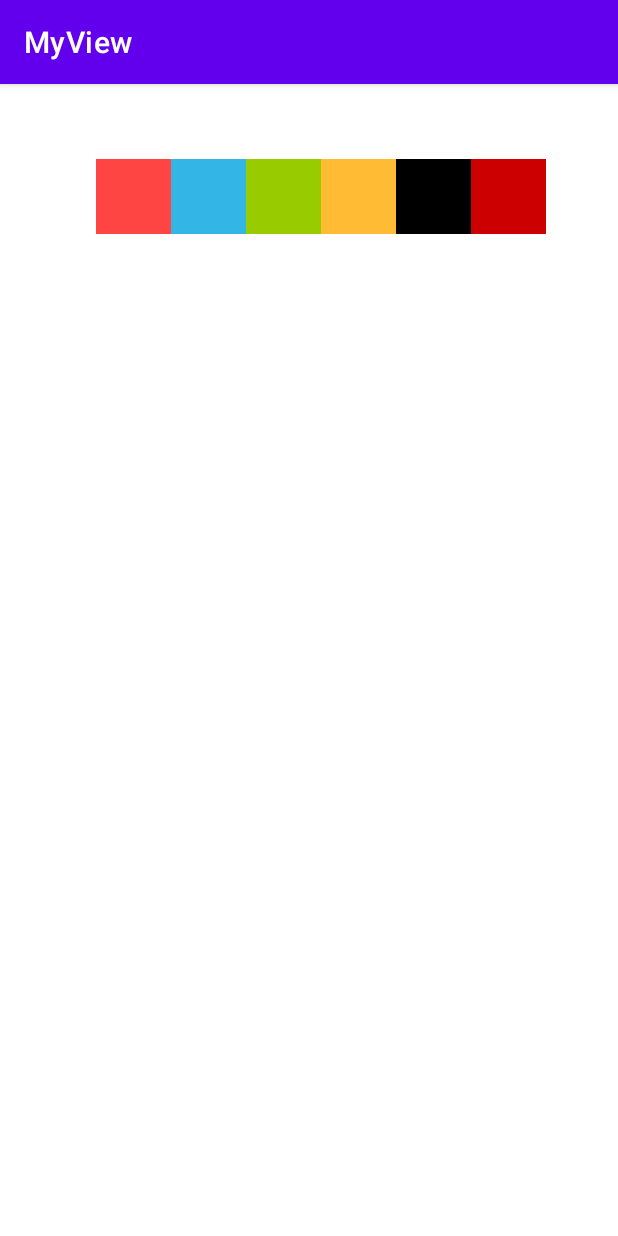
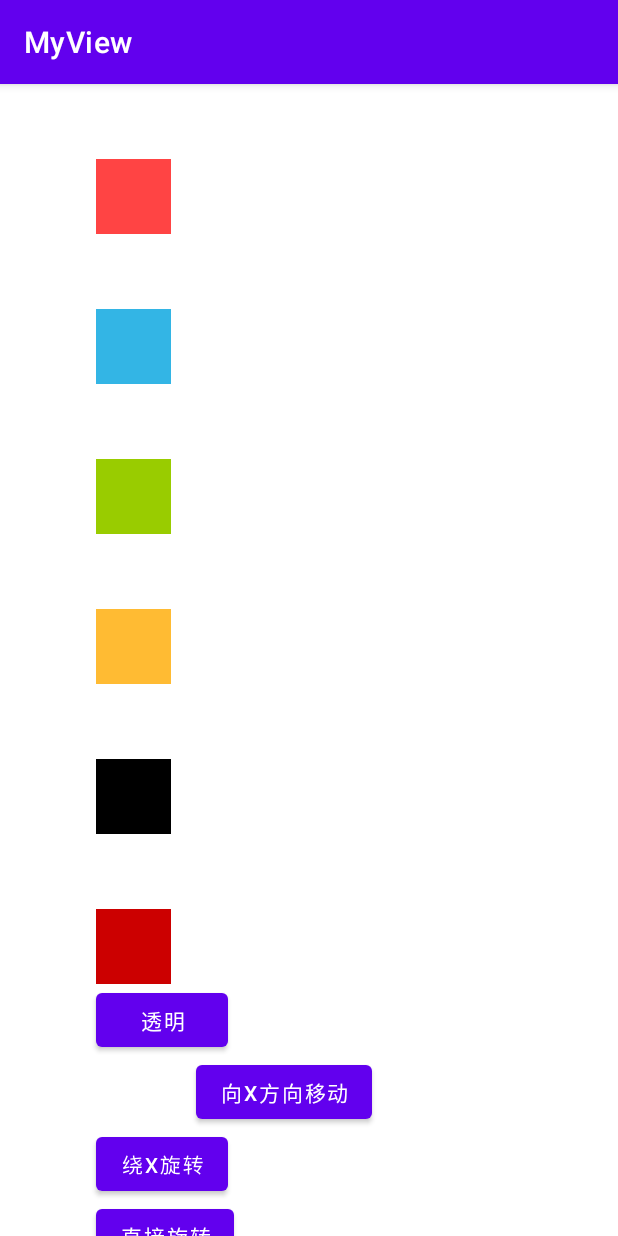
Before and after one commit to Flymetwothemoon/MyView, an Android app: the screen it shows after launch (MainActivity), on a phone screen of 412 x 824 dp. Run offline under Robolectric (Android 15) with nearby library versions, the phone set to English and light mode, and no system bars; 1 statement that could not run was skipped.

Commit message:
ObjectAnimator

```diff
--- a/app/src/main/java/com/example/myview/LayoutParams.java
+++ b/app/src/main/java/com/example/myview/LayoutParams.java
@@ -6,6 +6,7 @@ import android.view.MotionEvent;
 import android.view.View;
 import android.view.ViewGroup;
 import android.widget.LinearLayout;
+import android.widget.RelativeLayout;
 
 import androidx.annotation.Nullable;
 
@@ -36,7 +37,7 @@ public class LayoutParams extends View {
                 case MotionEvent.ACTION_MOVE:
                     int offsetX = x - lastX;
                     int offsetY = y - lastY;
-                    LinearLayout.LayoutParams layoutParams= (LinearLayout.LayoutParams) getLayoutParams();
+                   RelativeLayout.LayoutParams layoutParams= (RelativeLayout.LayoutParams) getLayoutParams();
                     layoutParams.leftMargin = getLeft() + offsetX;
                     layoutParams.topMargin = getTop() + offsetY;
                     setLayoutParams(layoutParams);
--- a/app/src/main/java/com/example/myview/MainActivity.java
+++ b/app/src/main/java/com/example/myview/MainActivity.java
@@ -2,12 +2,25 @@ package com.example.myview;
 
 import androidx.appcompat.app.AppCompatActivity;
 
+import android.animation.ObjectAnimator;
+import android.annotation.SuppressLint;
 import android.os.Bundle;
+import android.view.animation.AnimationSet;
 import android.view.animation.AnimationUtils;
+import android.widget.Button;
+
 
 public class MainActivity extends AppCompatActivity {
     private com.example.myview.anime anime;
     private com.example.myview.scroller mScroller;
+    private Button mButton;
+    private Button mButton_1;
+    private Button mButton_2;
+    private Button mButton_4;
+    private Button mButton_3;
+    private Button mButton_5;
+    private Button mButton_6;
+    private Button mButton_7;
     @Override
     protected void onCreate(Bundle savedInstanceState) {
         super.onCreate(savedInstanceState);
@@ -16,9 +29,37 @@ public class MainActivity extends AppCompatActivity {
     }
     private void init(){
         anime = findViewById(R.id.anime);
+        mButton = findViewById(R.id.button_0);
+        mButton_1 = findViewById(R.id.button_1);
+        mButton_2 = findViewById(R.id.button_2);
+        mButton_3 = findViewById(R.id.button_3);
+        mButton_4 = findViewById(R.id.button_4);
+        mButton_5 = findViewById(R.id.button_5);
+        mButton_6 = findViewById(R.id.button_6);
+        mButton_7 = findViewById(R.id.button_7);
         anime.setAnimation(AnimationUtils.loadAnimation(MainActivity.this,R.anim.translate));
-        //ObjectAnimator.ofFloat(anime,"translationX",0,300).setDuration(1000).start();
         mScroller = findViewById(R.id.scroller);
         mScroller.smoothScrollTo(-100,0);
+        android.animation.ObjectAnimator animator = android.animation.ObjectAnimator.ofFloat(mButton,"alpha", 0,1);
+        animator.setDuration(2000);
+        animator.start();
+        android.animation.ObjectAnimator animator1 = android.animation.ObjectAnimator.ofFloat(mButton_1,"translationX",100);
+        animator1.setDuration(20);
+        animator1.start();
+        ObjectAnimator animator2 = ObjectAnimator.ofFloat(mButton_2,"rotationX",180,360);
+        animator2.setDuration(5000);
+        animator2.start();
+        ObjectAnimator animator3 = ObjectAnimator.ofFloat(mButton_3,"rotation",180,360);
+        animator3.setDuration(5000);
+        animator3.start();
+        ObjectAnimator animator4 = ObjectAnimator.ofFloat(mButton_4,"rotationY",180,360);
+        animator4.setDuration(5000);
+        animator4.start();
+        ObjectAnimator animator5 = ObjectAnimator.ofFloat(mButton_5,"scaleX",1);
+        animator5.setDuration(2000);
+        animator5.start();
+        ObjectAnimator animator6 = ObjectAnimator.ofFloat(mButton_6,"scaleX",2);
+        animator6.setDuration(2000);
+        animator6.start();
     }
 }
--- /dev/null
+++ b/app/src/main/java/com/example/myview/ObjectAnimator.java
@@ -0,0 +1,18 @@
+package com.example.myview;
+
+import android.view.View;
+
+public class ObjectAnimator {
+    public ObjectAnimator(View view) {
+        mView = view;
+    }
+
+    public void setWidth(int width){
+        mView.getLayoutParams().width=width;
+        mView.requestLayout();
+    }
+    public int getWidth(){
+        return mView.getLayoutParams().width;
+    }
+    private View mView;
+}
--- a/app/src/main/res/layout/activity_main.xml
+++ b/app/src/main/res/layout/activity_main.xml
@@ -1,36 +1,48 @@
 <?xml version="1.0" encoding="utf-8"?>
-<LinearLayout xmlns:android="http://schemas.android.com/apk/res/android"
+<ScrollView android:layout_width="match_parent"
+    android:layout_height="match_parent"
+    xmlns:tools="http://schemas.android.com/tools"
+    tools:context=".MainActivity"
+    xmlns:android="http://schemas.android.com/apk/res/android">
+<RelativeLayout xmlns:android="http://schemas.android.com/apk/res/android"
     xmlns:app="http://schemas.android.com/apk/res-auto"
     xmlns:tools="http://schemas.android.com/tools"
     android:layout_width="match_parent"
-    android:layout_height="match_parent"
-    tools:context=".MainActivity">
+    android:layout_height="match_parent">
+
 
    <com.example.myview.layout
        android:layout_width="50dp"
        android:layout_marginTop="50dp"
+       android:id="@+id/one"
        android:background="@android:color/holo_red_light"
        android:layout_height="50dp"/>
 <com.example.myview.offsetLeftAndRightoroffsetTopAndBottom
     android:layout_width="50dp"
     android:layout_height="50dp"
     android:layout_marginTop="50dp"
+    android:layout_below="@+id/one"
+    android:id="@+id/two"
     android:background="@android:color/holo_blue_light"/>
    <com.example.myview.LayoutParams
        android:layout_width="50dp"
        android:layout_marginTop="50dp"
+       android:layout_below="@+id/two"
+       android:id="@+id/three"
        android:background="@android:color/holo_green_light"
        android:layout_height="50dp"/>
    <com.example.myview.anime
        android:layout_width="50dp"
        android:layout_marginTop="50dp"
        android:id="@+id/anime"
+       android:layout_below="@+id/three"
        android:background="@android:color/holo_orange_light"
        android:layout_height="50dp"/>
    <com.example.myview.scrollToAndscrollBy
        android:layout_width="50dp"
        android:layout_height="50dp"
-
+        android:id="@+id/four"
+       android:layout_below="@id/anime"
        android:layout_marginTop="50dp"
        android:background="@android:color/primary_text_light"
        />
@@ -39,6 +51,50 @@
       android:layout_height="50dp"
       android:layout_marginTop="50dp"
       android:id="@+id/scroller"
+      android:layout_below="@+id/four"
       android:background="@android:color/holo_red_dark"
       />
-</LinearLayout>
+    <Button
+        android:layout_width="wrap_content"
+        android:layout_height="wrap_content"
+        android:id="@+id/button_0"
+        android:layout_below="@+id/scroller"
+        android:text="透明"/>
+    <Button
+        android:layout_width="wrap_content"
+        android:layout_height="wrap_content"
+        android:id="@+id/button_1"
+        android:layout_below="@+id/button_0"
+        android:text="向x方向移动"/>
+    <Button
+        android:layout_width="wrap_content"
+        android:layout_height="wrap_content"
+        android:id="@+id/button_2"
+        android:layout_below="@+id/button_1"
+        android:text="绕x旋转"/>
+    <Button
+        android:layout_width="wrap_content"
+        android:layout_height="wrap_content"
+        android:id="@+id/button_3"
+        android:layout_below="@id/button_2"
+        android:text="直接旋转"/>
+    <Button
+        android:layout_width="wrap_content"
+        android:layout_height="wrap_content"
+        android:id="@+id/button_4"
+        android:layout_below="@id/button_3"
+        android:text="绕y旋转"/>
+    <Button
+        android:layout_width="wrap_content"
+        android:layout_height="wrap_content"
+        android:id="@id/button_5"
+        android:text="不缩放版本"
+        android:layout_below="@+id/button_4"/>
+    <Button
+        android:layout_width="wrap_content"
+        android:layout_height="wrap_content"
+        android:text="x放大2倍"
+        android:id="@+id/button_6"
+        android:layout_below="@+id/button_5"/>
+</RelativeLayout>
+</ScrollView>
```
